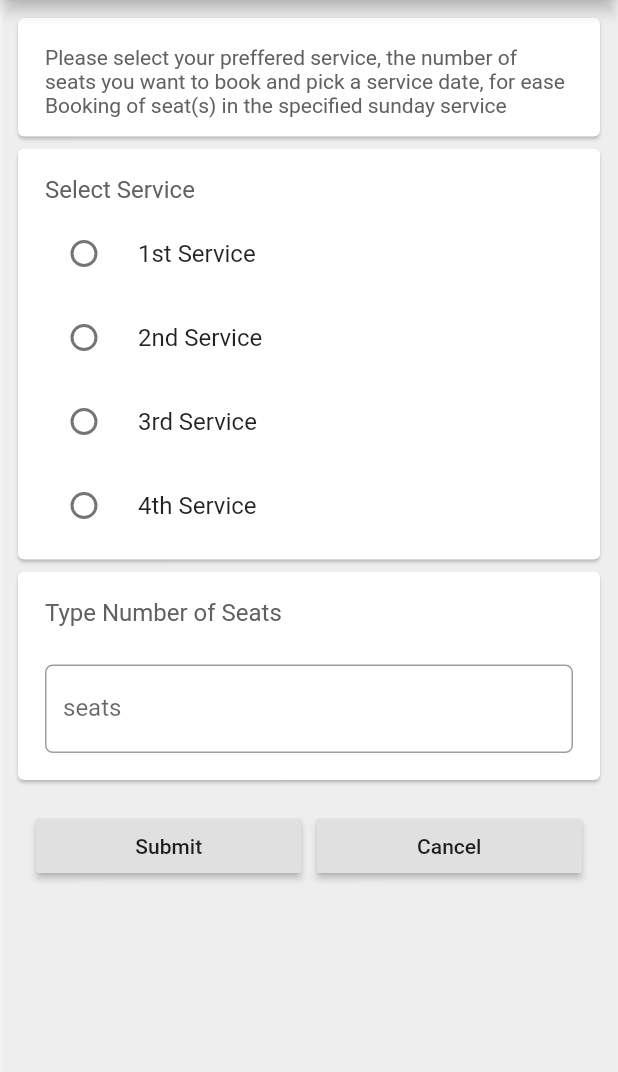
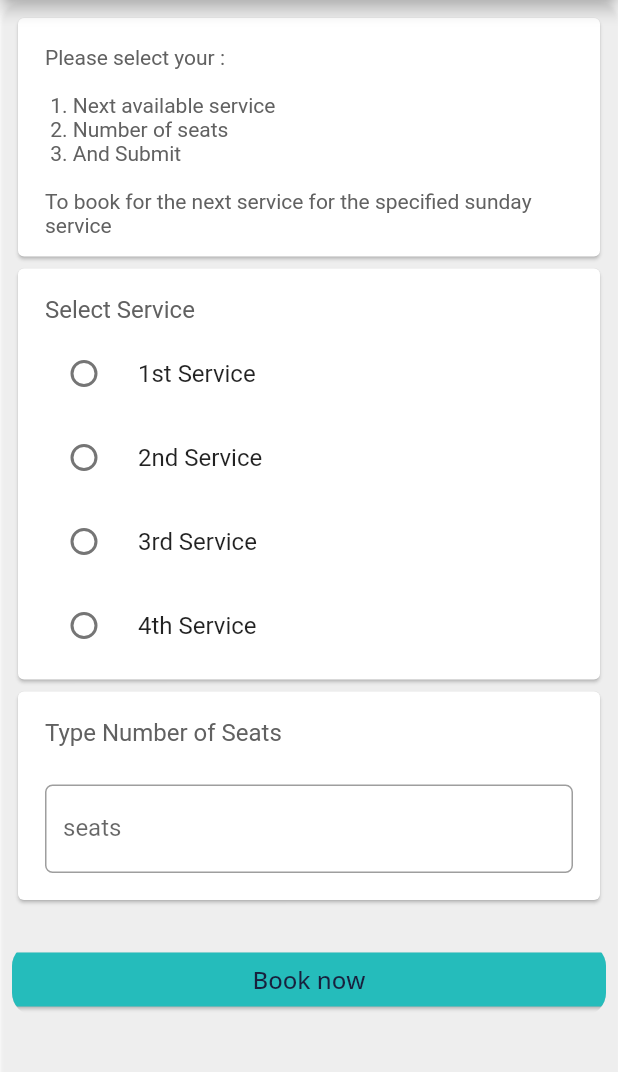
Before and after one commit to Chayuga/church_service_covid19, a Flutter app: the BookASeat screen opened by its route, on a phone screen of 412 x 824 dp, the part 84-1156 px from its top. Run offline on Flutter 3.47's test engine with Material 2 defaults, Android fonts, the phone set to English and light mode, and no system bars; our stand-ins replace flutter_spinkit, fluttertoast, google_fonts, progress_dialog, shared_preferences; accounts and stored records are empty; Roboto replaces fonts that are missing (Poppins).

```diff
--- a/lib/main.dart
+++ b/lib/main.dart
@@ -5,7 +5,7 @@ import 'package:flutter/material.dart';
 import 'screens/loading_screen.dart';
 import 'screens/route_controller.dart';
 
-import 'screens/bookin_screen.dart';
+import 'screens/booking_screen.dart';
 
 void main() => runApp(MyApp());
 
--- a/lib/screens/bookin_screen.dart
+++ b/lib/screens/booking_screen.dart
@@ -1,5 +1,5 @@
 import 'dart:developer';
-
+import 'package:google_fonts/google_fonts.dart';
 import 'package:churchapp/http/http_response/http_response.dart';
 import 'package:churchapp/models/Response.dart';
 import 'package:churchapp/screens/route_controller.dart';
@@ -56,8 +56,10 @@ class Company {
 class BookASeatState extends State<BookASeat> implements HttpCallBack {
   //Primary Color
   final Color primaryColor = Color(0xff18203d);
+  final Color logoGreen = Color(0xff25bcbb);
+  final Color secondaryColor = Color(0xff232c51);
 
-  //Service methode
+  //Service method
   Service _serviceValue;
 
   //declare variables ........................
@@ -226,7 +228,9 @@ class BookASeatState extends State<BookASeat> implements HttpCallBack {
             onPressed: () => logOut(),
           ),
         ],
-        title: Center(child: Text('Book Your Seat'),),
+        title: Center(
+          child: Text('Book Your Seat'),
+        ),
         backgroundColor: primaryColor,
       ),
       body: Container(
@@ -259,7 +263,7 @@ class BookASeatState extends State<BookASeat> implements HttpCallBack {
                                 padding:
                                     const EdgeInsets.fromLTRB(10, 10, 10, 5),
                                 child: Text(
-                                  "Please select your preffered service, the number of seats you want to book and pick a service date, for ease Booking of seat(s) in the specified sunday service",
+                                  "Please select your : \n\n 1. Next available service \n 2. Number of seats \n 3. And Submit \n\nTo book for the next service for the specified sunday service",
                                   style: TextStyle(
                                       color: Color(0xff616161), fontSize: 14.0),
                                 ),
@@ -452,39 +456,33 @@ class BookASeatState extends State<BookASeat> implements HttpCallBack {
                       ),
                     ),
                   ),
-                  Padding(
-                    padding: const EdgeInsets.all(16.0),
+                  SizedBox(
+                    height: 25,
+                  ),
+                  ClipRRect(
+                    borderRadius: BorderRadius.circular(15),
                     child: Container(
-                      child: Row(
-                        children: <Widget>[
-                          Expanded(
+                      width: double.infinity,
                       child: RaisedButton(
+                        elevation: 1,
                         onPressed: () {
                           setState(() {
                             if (_seat.text.isEmpty) {
                               _validate = true;
                               showToast("Select number of seats");
-                                  } else if (
-                                      _seat.text.isNotEmpty) {
+                            } else if (_seat.text.isNotEmpty) {
                               pr.show();
                               _validate = false;
                               _submit();
                             }
                           });
                         },
-                              child: Text('Submit'),
+                        color: logoGreen,
+                        child: Text(
+                          'Book now',
+                          style: GoogleFonts.openSans(
+                              color: Color(0xff18203d), fontSize: 16),
                         ),
-                          ),
-                          SizedBox(
-                            width: 10,
-                          ),
-                          Expanded(
-                            child: RaisedButton(
-                              onPressed: () {},
-                              child: Text('Cancel'),
-                            ),
-                          )
-                        ],
                       ),
                     ),
                   ),
--- a/lib/screens/route_controller.dart
+++ b/lib/screens/route_controller.dart
@@ -1,7 +1,5 @@
-import 'dart:async';
 
 import 'package:churchapp/registration/login_screen.dart';
-import 'package:churchapp/screens/bookin_screen.dart';
 import 'package:churchapp/screens/navigation_bar.dart';
 import 'package:flutter/material.dart';
 import 'package:shared_preferences/shared_preferences.dart';
@@ -42,7 +40,7 @@ class _RouteControllerState extends State<RouteController> {
         break;
       case LoginStatus.signIn:
       // TODO: Handle this case.
-        return BookASeat();
+        return MyNavBar();
         break;
     }
   }
```
Also changed, not shown: lib/screens/loading_screen.dart (+5 -5 lines), lib/screens/navigation_bar.dart (+30 -32 lines), lib/screens/status_screen.dart (+18 -10 lines), lib/screens/survey.dart (+19 -5 lines), pubspec.lock. Lines whose indentation alone changed are shown as unchanged.
